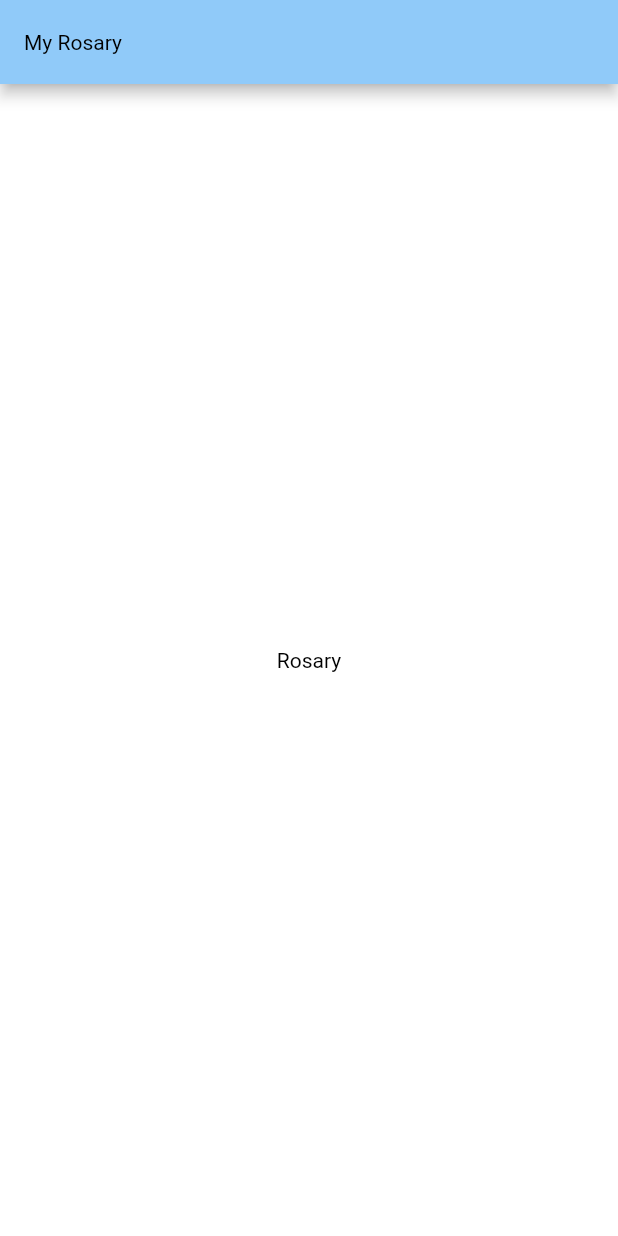
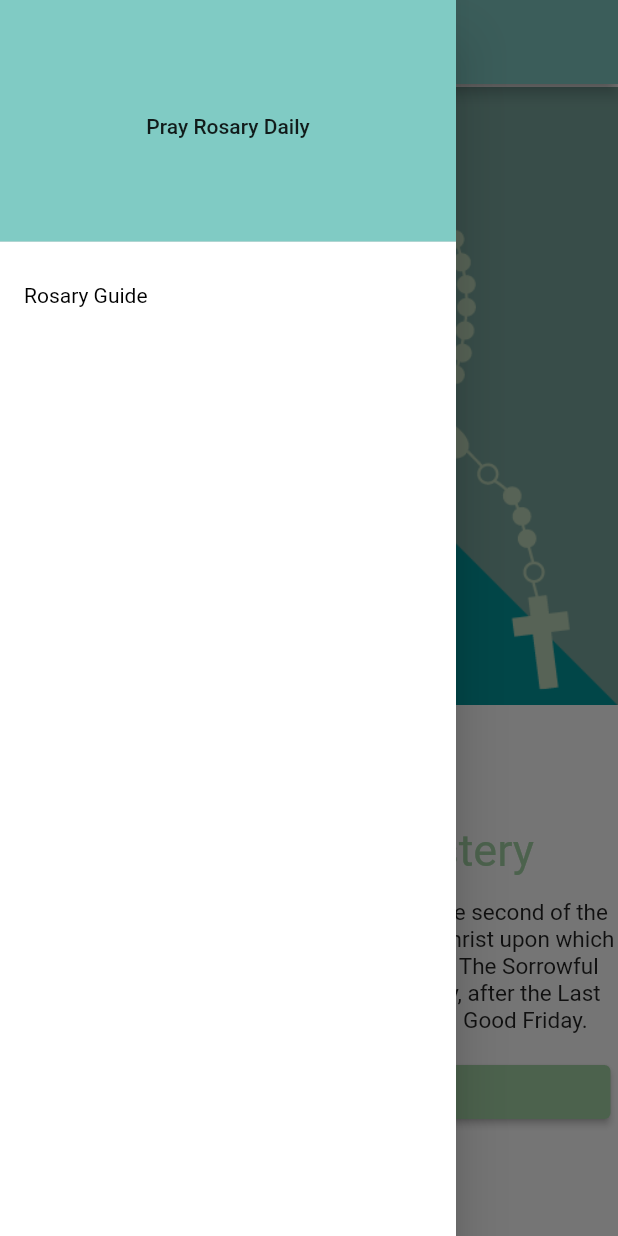
Before and after one commit to helendeguinion1/my_rosary, a Flutter app: the screen it shows after launch, with the side drawer open (before the commit the screen has no drawer), on a phone screen of 412 x 824 dp. Run offline on Flutter 3.47's test engine with Material 2 defaults, Android fonts, the phone set to English and light mode, and no system bars.

Commit message:
Add main and guide screens, and new widgets

```diff
--- /dev/null
+++ b/lib/helper/date_time_helper.dart
@@ -0,0 +1,5 @@
+import 'package:intl/intl.dart';
+
+String weekdaysName() {
+  return DateFormat('EEEE').format(DateTime.now());
+}
--- a/lib/main.dart
+++ b/lib/main.dart
@@ -1,6 +1,7 @@
 import 'package:flutter/material.dart';
 //Screens
 import 'package:my_rosary/screens/main_screen.dart';
+import 'package:my_rosary/screens/rosary_guide_screen.dart';
 void main() {
   runApp(const MyApp());
 }
@@ -15,9 +16,12 @@ class MyApp extends StatelessWidget {
       title: 'Flutter Demo',
       theme: ThemeData(
         canvasColor: Colors.white,
-        appBarTheme: AppBarTheme(color: Colors.blue[200])
+        appBarTheme: AppBarTheme(color: Colors.teal[200])
       ),
       home: const MainScreen(),
+      routes: {
+        '/rosary-guide': (context)  => const RosaryGuideScreen()
+      },
     );
   }
 }
--- a/lib/screens/main_screen.dart
+++ b/lib/screens/main_screen.dart
@@ -1,18 +1,99 @@
 import 'package:flutter/material.dart';
+import 'package:my_rosary/widgets/molecules/mr_main_drawer.dart';
 //Widgets
 import 'package:my_rosary/widgets/organisms/mr_scaffold.dart';
 import 'package:my_rosary/widgets/atoms/mr_text.dart';
+import 'package:my_rosary/widgets/molecules/mr_elevated_button.dart';
+//Helper
+import 'package:my_rosary/helper/date_time_helper.dart';
 
-class MainScreen extends StatelessWidget {
+class MainScreen extends StatefulWidget {
   const MainScreen({Key? key}) : super(key: key);
 
   @override
+  State<MainScreen> createState() => _MainScreenState();
+}
+
+class _MainScreenState extends State<MainScreen> {
+  String? _mysteryName;
+  String? _desc;
+  String _mysteryToday() {
+    switch (weekdaysName()) {
+      case 'Monday':
+      case 'Saturday':
+        _mysteryName = "The Joyful Mystery";
+        _desc =
+            "By meditating on the Joyful Mysteries of the Rosary, we accompany Mary and Joseph as they learn that Mary will bring the Son of God into the world, and we journey with them through Christ's birth and into his childhood.";
+        break;
+      case 'Tuesday':
+      case 'Friday':
+        _mysteryName = "The Sorrowful Mystery";
+        _desc =
+            "The Sorrowful Mysteries of the Rosary are the second of the three traditional sets of events in the life of Christ upon which Catholics meditate while praying the rosary. The Sorrowful Mysteries cover the events of Holy Thursday, after the Last Supper, through the Crucifixion of Christ on Good Friday.";
+        break;
+      case 'Wednesday':
+      case 'Sunday':
+        _mysteryName = "The Glorious Mystery";
+        _desc =
+            "The Glorious Mysteries are the crown of Jesus' triumphs. How exhilarating to know that Jesus is God and that He rose from the dead thereby destroying death and making you an heir to Heaven.";
+        break;
+      case 'Thursday':
+        _mysteryName = "The Luminous Mystery";
+        _desc =
+            "The Luminous Mysteries of the Rosary are the stories of Jesus' public life, from his baptism to his death. Jesus, by his example, teaches us what we can do to become his disciples.";
+        break;
+      default:
+    }
+    return weekdaysName();
+  }
+
+  @override
   Widget build(BuildContext context) {
-    return const MrScaffold(
-      appBarTitle: MrText(text: "My Rosary", color: Colors.black,),
-      body: Center(
-        child: MrText(text: 'Rosary',)
-      )
-    );
+    return MrScaffold(
+        appBarTitle: const MrText(
+          text: "My Rosary",
+          color: Colors.black,
+        ),
+        drawer: const MrMainDrawer(),
+        body: Column(children: <Widget>[
+          Padding(
+              padding: const EdgeInsets.symmetric(vertical: 2.0),
+              child: Image.asset('assets/images/main_screen_image.png')),
+          const SizedBox(
+            height: 30,
+          ),
+          MrText(
+            text: _mysteryToday(),
+            color: Colors.green[300]!,
+            fontWeight: FontWeight.bold,
+            fontSize: 40,
+          ),
+          MrText(
+            text: _mysteryName,
+            color: Colors.green[200]!,
+            fontSize: 30,
+          ),
+          Padding(
+            padding: const EdgeInsets.only(left: 2.0, right: 2.0, top: 15.0),
+            child: MrText(
+              text: _desc,
+              fontSize: 15,
+              textAlign: TextAlign.center,
+              color: Colors.black87,
+            ),
+          ),
+          Padding(
+            padding: const EdgeInsets.only(top: 15.0, left: 5.0, right: 5.0),
+            child: SizedBox(
+              width: double.infinity,
+              child: MrElevatedButton(
+                  text: 'Start My Rosary',
+                  textColor: Colors.black87,
+                  textWeight: FontWeight.bold,
+                  textSize: 15,
+                  onPressed: () {}),
+            ),
+          )
+        ]));
   }
 }
--- /dev/null
+++ b/lib/screens/rosary_guide_screen.dart
@@ -0,0 +1,16 @@
+import 'package:flutter/material.dart';
+//Widget
+import 'package:my_rosary/widgets/organisms/mr_scaffold.dart';
+import 'package:my_rosary/widgets/atoms/mr_text.dart';
+
+class RosaryGuideScreen extends StatelessWidget {
+  const RosaryGuideScreen({Key? key}) : super(key: key);
+
+  @override
+  Widget build(BuildContext context) {
+    return MrScaffold(
+      appBarTitle: const MrText(text: "Guide", fontSize: 16, color: Colors.white70,),
+      body: Image.asset('assets/images/rosary_guide.png'),
+    );
+  }
+}
--- a/lib/widgets/atoms/mr_text.dart
+++ b/lib/widgets/atoms/mr_text.dart
@@ -6,17 +6,20 @@ class MrText extends StatelessWidget {
       this.text,
       this.color = Colors.black,
       this.fontSize = 14,
-      this.fontWeight = FontWeight.normal})
+      this.fontWeight = FontWeight.normal,
+      this.textAlign = TextAlign.start})
       : super(key: key);
 
   final String? text;
   final Color color;
   final double fontSize;
   final FontWeight fontWeight;
+  final TextAlign textAlign;
   @override
   Widget build(BuildContext context) {
     return Text(
       text!,
+      textAlign: textAlign,
       style:
           TextStyle(color: color, fontSize: fontSize, fontWeight: fontWeight),
     );
--- /dev/null
+++ b/lib/widgets/molecules/mr_elevated_button.dart
@@ -0,0 +1,33 @@
+import 'package:flutter/material.dart';
+//Widget
+import 'package:my_rosary/widgets/atoms/mr_text.dart';
+
+class MrElevatedButton extends StatelessWidget {
+  const MrElevatedButton(
+      {Key? key,
+      this.text,
+      this.textColor = Colors.blueAccent,
+      this.textSize = 14.0,
+      this.onPressed,
+      this.textWeight = FontWeight.normal})
+      : super(key: key);
+
+  final String? text;
+  final Color textColor;
+  final double textSize;
+  final FontWeight textWeight;
+  final Function? onPressed;
+  @override
+  Widget build(BuildContext context) {
+    return ElevatedButton(
+      style: ElevatedButton.styleFrom(primary: Colors.green[200]),
+      child: MrText(
+        text: text,
+        color: textColor,
+        fontSize: textSize,
+        fontWeight: textWeight,
+      ),
+      onPressed: onPressed as void Function()?,
+    );
+  }
+}
--- /dev/null
+++ b/lib/widgets/molecules/mr_main_drawer.dart
@@ -0,0 +1,26 @@
+import 'package:flutter/material.dart';
+//Widget
+import 'package:my_rosary/widgets/atoms/mr_text.dart';
+
+class MrMainDrawer extends StatelessWidget {
+  const MrMainDrawer({Key? key}) : super(key: key);
+
+  @override
+  Widget build(BuildContext context) {
+    return Drawer(
+        child: ListView(padding: EdgeInsets.zero, children: <Widget>[
+      DrawerHeader(
+        decoration: BoxDecoration(
+          color: Colors.teal[200]!,
+        ),
+        child: const Center(child: Text('Pray Rosary Daily'),),
+      ),
+      ListTile(
+        title: const MrText(text: "Rosary Guide",),
+        onTap: () {
+          Navigator.pushNamed(context, '/rosary-guide');
+        },
+      )
+    ]));
+  }
+}
```
Also changed, not shown: pubspec.yaml (+5 -3 lines), assets/images/main_screen_image.png (added), assets/images/rosary_guide.png (added), pubspec.lock.
